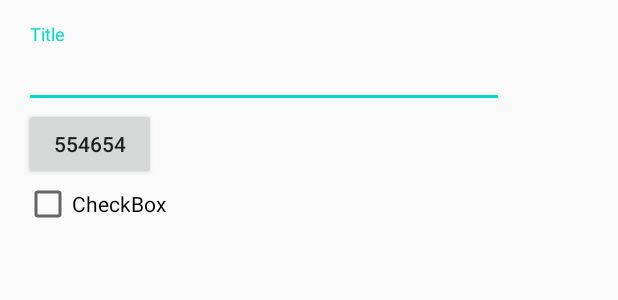
After one commit to EugeneAlexandrov/CriminalIntent, an Android app: the layout fragment_crime.xml on its own in the app's theme, with its tools: preview values and no code run, on a phone screen of 412 x 824 dp. The commit adds this screen. Shown: the top 300 px of the screen. Run offline under Robolectric (Android 15) with nearby library versions, the phone set to English and light mode, and no system bars.

Commit message:
1) Класс фрагмент 2) layout для фрагмента 3) привязка фрагмента к активити

```diff
--- a/app/build.gradle
+++ b/app/build.gradle
@@ -31,4 +31,5 @@ dependencies {
     testImplementation 'junit:junit:4.12'
     androidTestImplementation 'androidx.test.ext:junit:1.1.1'
     androidTestImplementation 'androidx.test.espresso:espresso-core:3.2.0'
+    implementation 'com.google.android.material:material:1.1.0'
 }
--- a/app/src/main/java/com/mybclym/criminalintent/Crime.java
+++ b/app/src/main/java/com/mybclym/criminalintent/Crime.java
@@ -9,7 +9,7 @@ public class Crime {
     private String Title;
     private boolean mSolved;
 
-    public Crime(String title, boolean solved) {
+    public Crime() {
         miD = UUID.randomUUID();
         mDate = new Date();
     }
--- a/app/src/main/java/com/mybclym/criminalintent/MainActivity.java
+++ b/app/src/main/java/com/mybclym/criminalintent/MainActivity.java
@@ -1,6 +1,7 @@
 package com.mybclym.criminalintent;
 
 import androidx.appcompat.app.AppCompatActivity;
+import androidx.fragment.app.FragmentManager;
 
 import android.os.Bundle;
 
@@ -10,5 +11,9 @@ public class MainActivity extends AppCompatActivity {
     protected void onCreate(Bundle savedInstanceState) {
         super.onCreate(savedInstanceState);
         setContentView(R.layout.activity_main);
+        if (savedInstanceState == null) {
+            FragmentManager fm = getSupportFragmentManager();
+            fm.beginTransaction().add(R.id.container, new CrimeFragment()).commit();
+        }
     }
 }
--- /dev/null
+++ b/app/src/main/res/layout/fragment_crime.xml
@@ -0,0 +1,37 @@
+<?xml version="1.0" encoding="utf-8"?>
+<LinearLayout xmlns:android="http://schemas.android.com/apk/res/android"
+    xmlns:app="http://schemas.android.com/apk/res-auto"
+    xmlns:tools="http://schemas.android.com/tools"
+    android:layout_width="match_parent"
+    android:layout_height="match_parent"
+    android:orientation="vertical"
+    android:padding="16dp">
+
+
+    <com.google.android.material.textfield.TextInputLayout
+        android:layout_width="wrap_content"
+        android:layout_height="wrap_content">
+
+        <EditText
+            android:id="@+id/title_text"
+            android:layout_width="wrap_content"
+            android:layout_height="wrap_content"
+            android:ems="15"
+            android:hint="Title"
+            android:inputType="textPersonName" />
+    </com.google.android.material.textfield.TextInputLayout>
+
+    <Button
+        android:id="@+id/date_btn"
+        android:layout_width="wrap_content"
+        android:layout_height="wrap_content"
+        android:text="554654" />
+
+    <CheckBox
+        android:id="@+id/solved_cbox"
+        android:layout_width="wrap_content"
+        android:layout_height="wrap_content"
+        android:text="CheckBox"
+        app:layout_constraintStart_toStartOf="@+id/textInputEditText"
+        app:layout_constraintTop_toBottomOf="@+id/textInputEditText" />
+</LinearLayout>
--- a/app/src/main/res/values/strings.xml
+++ b/app/src/main/res/values/strings.xml
@@ -1,3 +1,7 @@
 <resources>
     <string name="app_name">Criminal Intent</string>
+    <string name="crime_title_hint">Enter a title for the crime.</string>
+    <string name="crime_title_label">Title</string>
+    <string name="crime_details_label">Details</string>
+    <string name="crime_solved_label">Solved</string>
 </resources>
```
Also changed, not shown: app/src/main/java/com/mybclym/criminalintent/CrimeFragment.java (added, +75 -0 lines), app/src/main/res/layout/activity_main.xml (+9 -7 lines).
